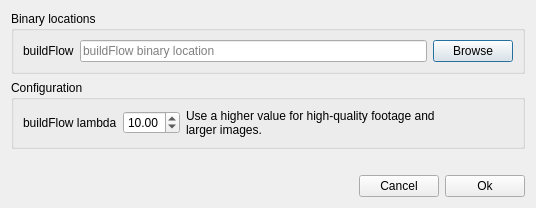
This is slowmoVideo/slowmoUI/dialogues/preferencesDialog.ui in slowmoVideo/slowmoVideo as Qt 5 draws it before an edit. The edited form follows.
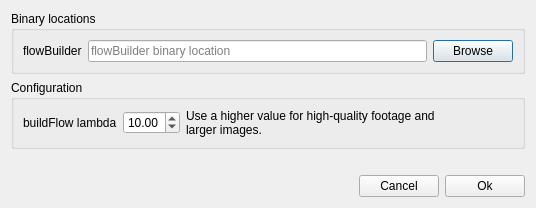
This is the edited form.

Commit message: Slowmo: * ffmpeg build warnings fixed (fputs instead of sprintf) * Code updated to make it compile with ffmpeg 0.6 as well Slowmo UI: * buildFlow vs flowBuilder inconsistency fixed

Patch:
```diff
--- a/slowmoVideo/slowmoUI/dialogues/preferencesDialog.ui
+++ b/slowmoVideo/slowmoUI/dialogues/preferencesDialog.ui
@@ -25,14 +25,14 @@
         <item row="0" column="0">
          <widget class="QLabel" name="label">
           <property name="text">
-           <string>buildFlow</string>
+           <string>flowBuilder</string>
           </property>
          </widget>
         </item>
         <item row="0" column="1">
          <widget class="QLineEdit" name="buildFlow">
           <property name="placeholderText">
-           <string>buildFlow binary location</string>
+           <string>flowBuilder binary location</string>
           </property>
          </widget>
         </item>
```
The commit also changes 3 other files.
